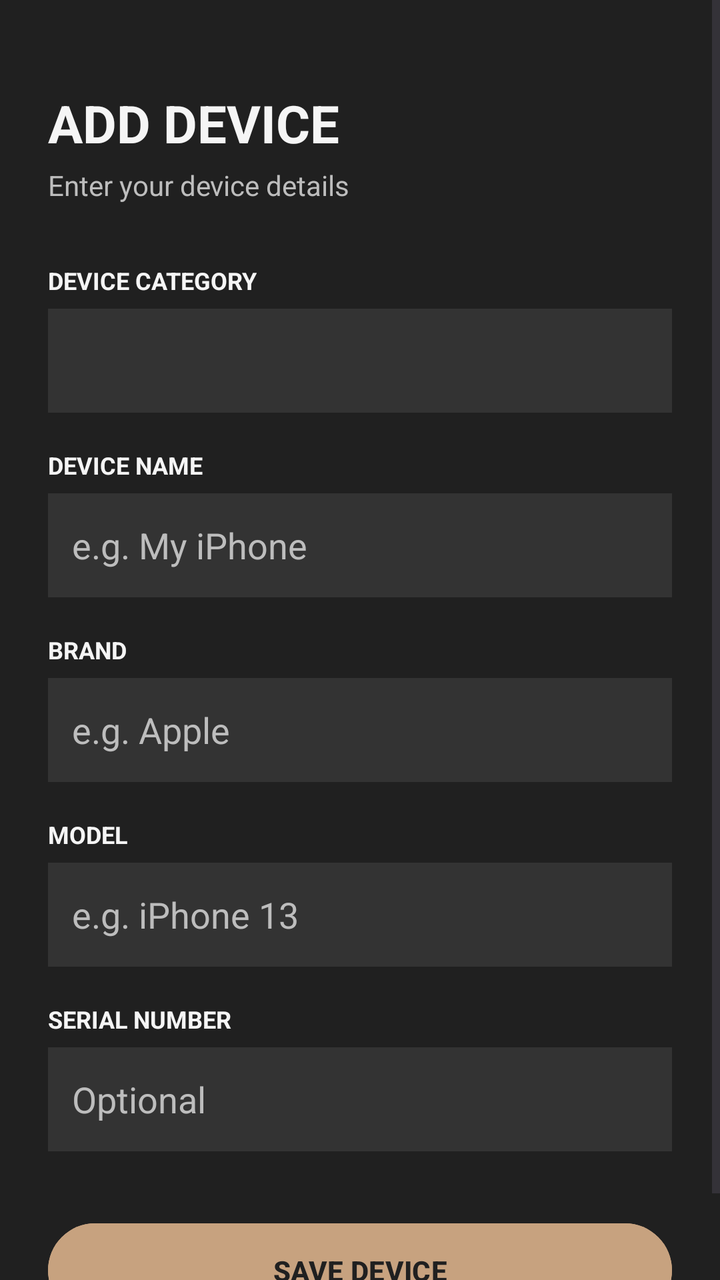
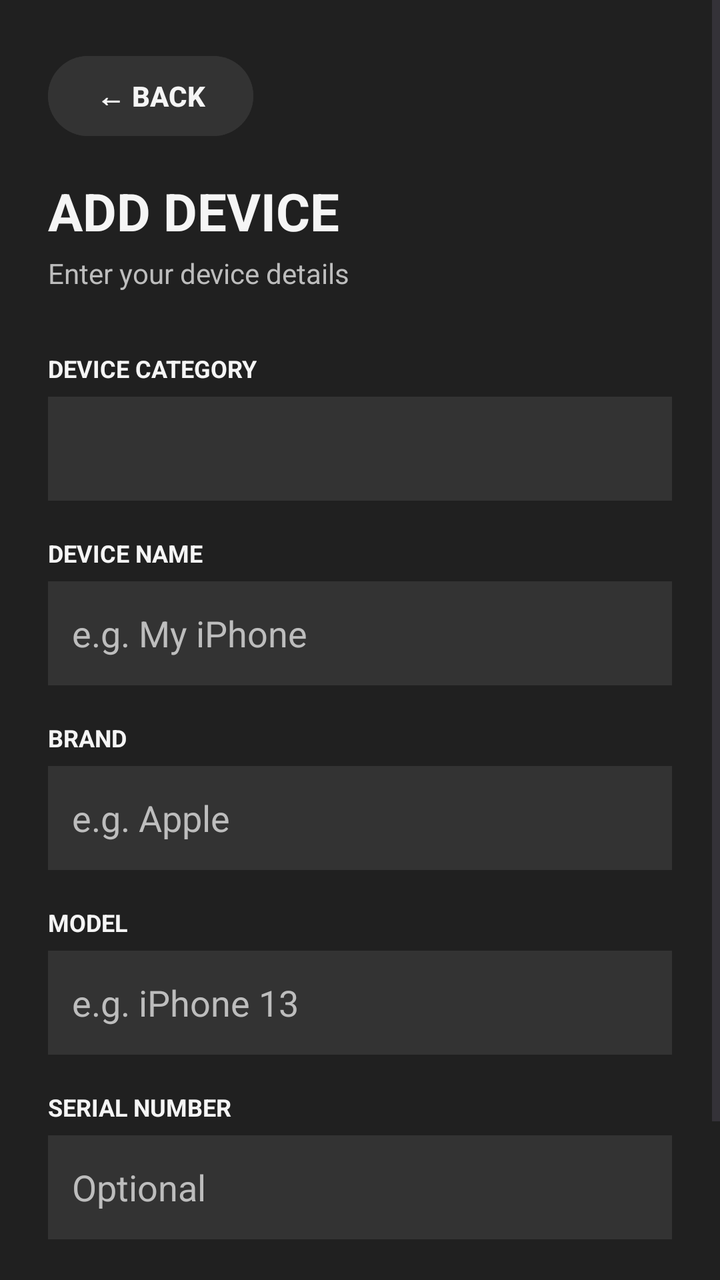

Compare the two renders of this Android layout. The source of the first and the diff that turns it into the second are given below.
<!-- AndroidManifest.xml: application theme Theme.TechFix -->
<!-- res/layout/activity_add_device.xml -->
<?xml version="1.0" encoding="utf-8"?>
<ScrollView
    xmlns:android="http://schemas.android.com/apk/res/android"
    android:layout_width="match_parent"
    android:layout_height="match_parent"
    android:background="@color/techfix_background"
    android:fillViewport="true">

    <LinearLayout
        android:layout_width="match_parent"
        android:layout_height="wrap_content"
        android:orientation="vertical"
        android:padding="24dp">

        
        <TextView
            android:layout_width="wrap_content"
            android:layout_height="wrap_content"
            android:text="ADD DEVICE"
            android:textColor="@color/techfix_white"
            android:textSize="26sp"
            android:textStyle="bold"
            android:layout_marginTop="20dp"/>

        <TextView
            android:layout_width="wrap_content"
            android:layout_height="wrap_content"
            android:text="Enter your device details"
            android:textColor="@color/techfix_text_secondary"
            android:textSize="14sp"
            android:layout_marginTop="4dp"
            android:layout_marginBottom="30dp"/>

        
        <TextView
            android:layout_width="wrap_content"
            android:layout_height="wrap_content"
            android:text="DEVICE CATEGORY"
            android:textColor="@color/techfix_white"
            android:textSize="12sp"
            android:textStyle="bold"
            android:layout_marginBottom="6dp"/>

        <Spinner
            android:id="@+id/spinnerCategory"
            android:layout_width="match_parent"
            android:layout_height="52dp"
            android:background="@color/techfix_surface"
            android:padding="10dp"/>

        
        <TextView
            android:layout_width="wrap_content"
            android:layout_height="wrap_content"
            android:text="DEVICE NAME"
            android:textColor="@color/techfix_white"
            android:textSize="12sp"
            android:textStyle="bold"
            android:layout_marginTop="18dp"
            android:layout_marginBottom="6dp"/>

        <EditText
            android:id="@+id/editDeviceName"
            android:layout_width="match_parent"
            android:layout_height="52dp"
            android:background="@color/techfix_surface"
            android:hint="e.g. My iPhone"
            android:padding="12dp"
            android:textColor="@color/techfix_white"
            android:textColorHint="@color/techfix_text_secondary"/>

        
        <TextView
            android:layout_width="wrap_content"
            android:layout_height="wrap_content"
            android:text="BRAND"
            android:textColor="@color/techfix_white"
            android:textSize="12sp"
            android:textStyle="bold"
            android:layout_marginTop="18dp"
            android:layout_marginBottom="6dp"/>

        <EditText
            android:id="@+id/editBrand"
            android:layout_width="match_parent"
            android:layout_height="52dp"
            android:background="@color/techfix_surface"
            android:hint="e.g. Apple"
            android:padding="12dp"
            android:textColor="@color/techfix_white"
            android:textColorHint="@color/techfix_text_secondary"/>

        
        <TextView
            android:layout_width="wrap_content"
            android:layout_height="wrap_content"
            android:text="MODEL"
            android:textColor="@color/techfix_white"
            android:textSize="12sp"
            android:textStyle="bold"
            android:layout_marginTop="18dp"
            android:layout_marginBottom="6dp"/>

        <EditText
            android:id="@+id/editModel"
            android:layout_width="match_parent"
            android:layout_height="52dp"
            android:background="@color/techfix_surface"
            android:hint="e.g. iPhone 13"
            android:padding="12dp"
            android:textColor="@color/techfix_white"
            android:textColorHint="@color/techfix_text_secondary"/>

        
        <TextView
            android:layout_width="wrap_content"
            android:layout_height="wrap_content"
            android:text="SERIAL NUMBER"
            android:textColor="@color/techfix_white"
            android:textSize="12sp"
            android:textStyle="bold"
            android:layout_marginTop="18dp"
            android:layout_marginBottom="6dp"/>

        <EditText
            android:id="@+id/editSerialNumber"
            android:layout_width="match_parent"
            android:layout_height="52dp"
            android:background="@color/techfix_surface"
            android:hint="Optional"
            android:padding="12dp"
            android:textColor="@color/techfix_white"
            android:textColorHint="@color/techfix_text_secondary"/>

        
        <Button
            android:id="@+id/btnSaveDevice"
            android:layout_width="match_parent"
            android:layout_height="55dp"
            android:layout_marginTop="32dp"
            android:text="SAVE DEVICE"
            android:textColor="@color/techfix_background"
            android:textStyle="bold"
            android:backgroundTint="@color/techfix_gold"/>

    </LinearLayout>

</ScrollView>
<!-- resources referenced by this layout -->
<resources>
  <color name="techfix_background">#202020</color>
  <color name="techfix_gold">#C7A27F</color>
  <color name="techfix_surface">#333333</color>
  <color name="techfix_text_secondary">#BDBDBD</color>
  <color name="techfix_white">#F5F5F5</color>
  <style name="Theme.TechFix" parent="Base.Theme.TechFix" />
  <style name="Base.Theme.TechFix" parent="Theme.Material3.DayNight.NoActionBar">
          
          
      </style>
</resources>

<!-- the commit's change to res/layout/activity_add_device.xml (unified diff, before → after) -->
@@ -13,6 +13,17 @@
         android:padding="24dp">
 
         
+        <Button
+            android:id="@+id/btnBackAddDevice"
+            android:layout_width="wrap_content"
+            android:layout_height="48dp"
+            android:text="← BACK"
+            android:textColor="@color/techfix_white"
+            android:textStyle="bold"
+            android:backgroundTint="@color/techfix_surface"
+            android:layout_marginBottom="12dp" />
+
+        
         <TextView
             android:layout_width="wrap_content"
             android:layout_height="wrap_content"
@@ -20,7 +31,7 @@
             android:textColor="@color/techfix_white"
             android:textSize="26sp"
             android:textStyle="bold"
-            android:layout_marginTop="20dp"/>
+            android:layout_marginTop="4dp"/>
 
         <TextView
             android:layout_width="wrap_content"
